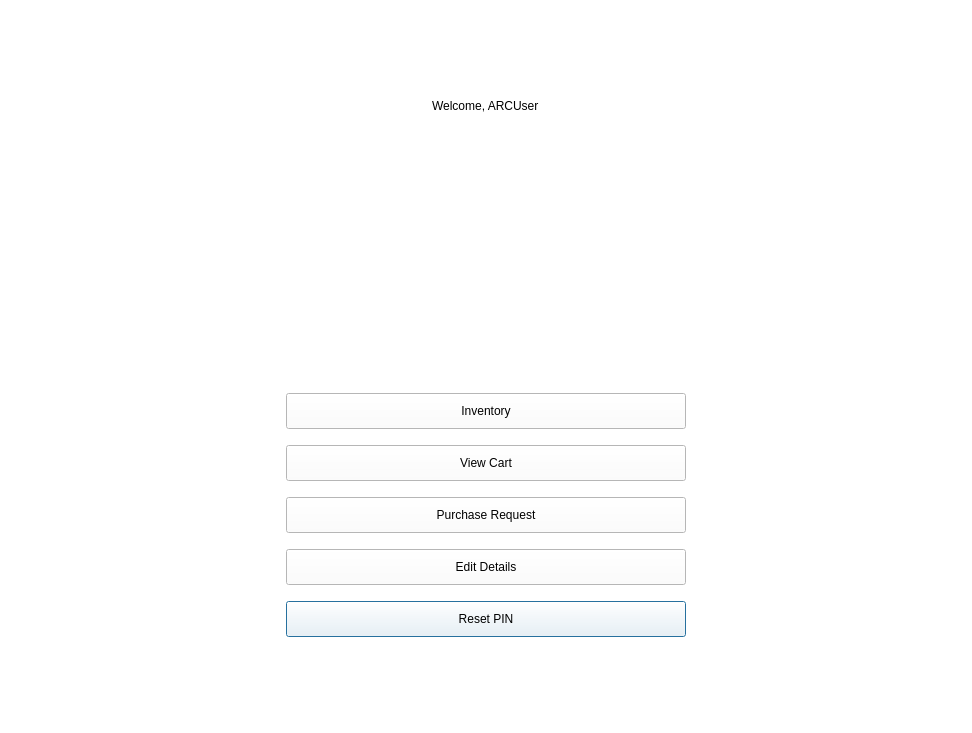
First picture: the form in userprofile.ui, repository arc-bphc/sims-gui, before the edit.
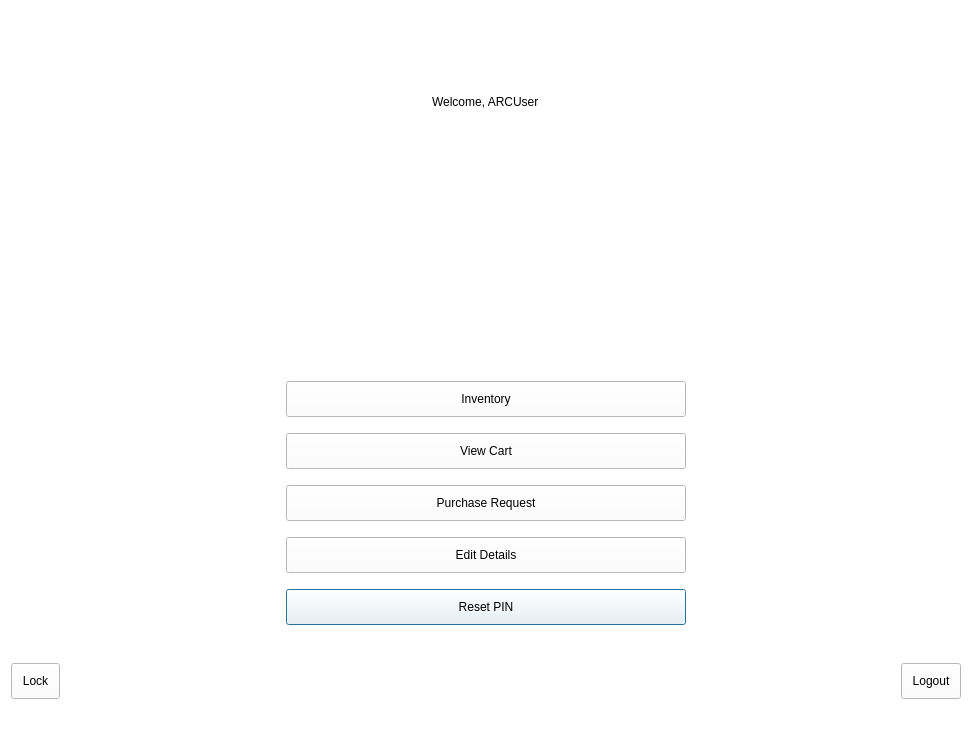
Second picture: the form after the edit. Icons and pictures are not drawn.

```diff
--- a/userprofile.ui
+++ b/userprofile.ui
@@ -242,6 +242,26 @@
        </property>
       </widget>
      </item>
+     <item row="11" column="0" alignment="Qt::AlignLeft">
+      <widget class="QPushButton" name="lockButton">
+       <property name="text">
+        <string>Lock</string>
+       </property>
+       <property name="icon">
+        <iconset theme="system-lock-screen"/>
+       </property>
+      </widget>
+     </item>
+     <item row="11" column="2" alignment="Qt::AlignRight">
+      <widget class="QPushButton" name="logoutButton">
+       <property name="text">
+        <string>Logout</string>
+       </property>
+       <property name="icon">
+        <iconset theme="system-log-out"/>
+       </property>
+      </widget>
+     </item>
     </layout>
    </item>
   </layout>
```
